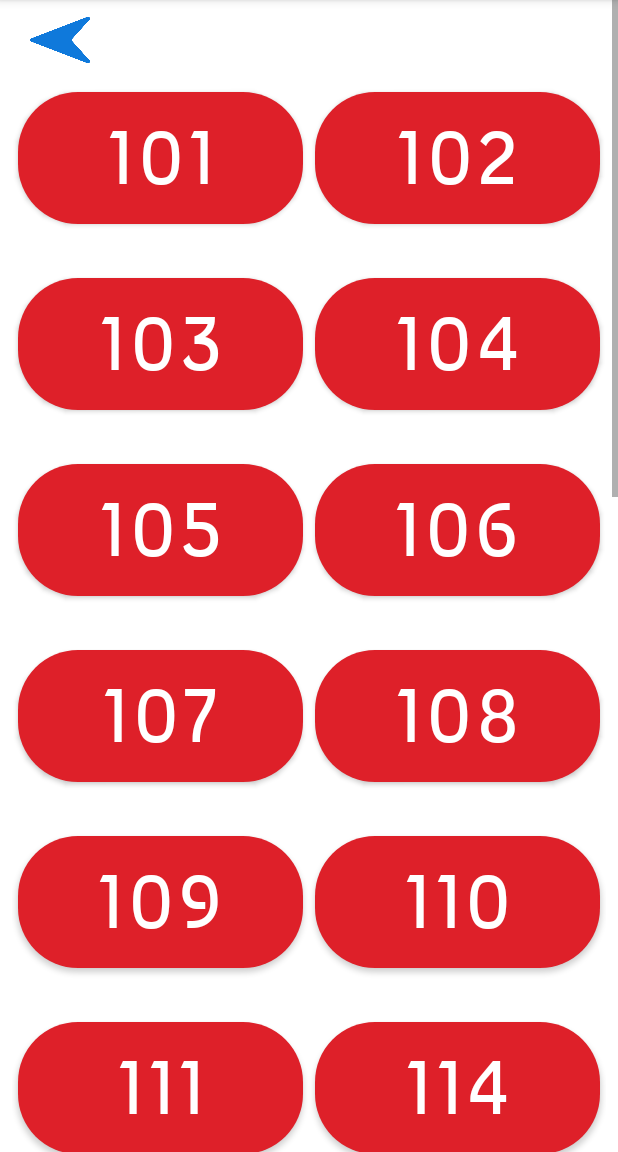
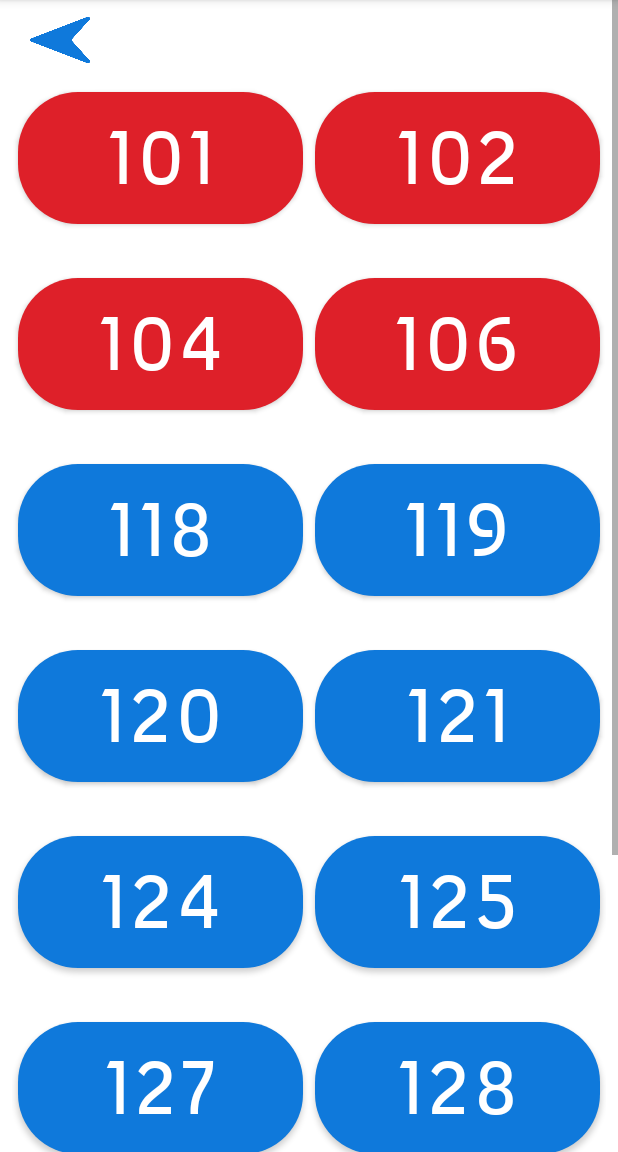
Before and after one commit to GateKeeperUA/FinalApp, an Android app: the floor1 screen opened directly, with no data from a screen before it, on a phone screen of 412 x 824 dp, the part 84-1236 px from its top. Run offline under Robolectric (Android 15) with nearby library versions, the phone set to English and light mode, and no system bars.

Commit message:
Update on first floor

```diff
--- a/app/src/main/java/com/example/app/floor1.java
+++ b/app/src/main/java/com/example/app/floor1.java
@@ -22,32 +22,20 @@ public class floor1 extends AppCompatActivity {
 
         Button room101 = findViewById(R.id.room101);
         Button room102 = findViewById(R.id.room102);
-        Button room103 = findViewById(R.id.room103);
         Button room104 = findViewById(R.id.room104);
-        Button room105 = findViewById(R.id.room105);
         Button room106 = findViewById(R.id.room106);
-        Button room107 = findViewById(R.id.room107);
-        Button room108 = findViewById(R.id.room108);
-        Button room109 = findViewById(R.id.room109);
-        Button room110 = findViewById(R.id.room110);
-        Button room111 = findViewById(R.id.room111);
-        Button room114 = findViewById(R.id.room114);
-        Button room115 = findViewById(R.id.room115);
-        Button room116 = findViewById(R.id.room116);
-        Button room117 = findViewById(R.id.room117);
         Button room118 = findViewById(R.id.room118);
         Button room119 = findViewById(R.id.room119);
         Button room120 = findViewById(R.id.room120);
         Button room121 = findViewById(R.id.room121);
-        Button room122 = findViewById(R.id.room122);
-        Button room123 = findViewById(R.id.room123);
         Button room124 = findViewById(R.id.room124);
         Button room125 = findViewById(R.id.room125);
-        Button room126 = findViewById(R.id.room126);
         Button room127 = findViewById(R.id.room127);
         Button room128 = findViewById(R.id.room128);
         Button room129 = findViewById(R.id.room129);
         Button room130 = findViewById(R.id.room130);
+        Button room131 = findViewById(R.id.room131);
+        Button room136 = findViewById(R.id.room136);
 
         String currentTime = Calendar.getInstance().getTime().toString();
         Log.d("MQTT_Date",currentTime);
@@ -60,65 +48,38 @@ public class floor1 extends AppCompatActivity {
         if(day.equals("Sat") || day.equals("Sun") || hour>=23 || (hour==22 && minute>=30) || (hour==20 && minute>=15 && minute<=45) || hour<8 || (hour==8 && minute<30)) {
             room101.setBackgroundColor(getResources().getColor(R.color.red));
             room102.setBackgroundColor(getResources().getColor(R.color.red));
-            room103.setBackgroundColor(getResources().getColor(R.color.red));
             room104.setBackgroundColor(getResources().getColor(R.color.red));
-            room105.setBackgroundColor(getResources().getColor(R.color.red));
             room106.setBackgroundColor(getResources().getColor(R.color.red));
-            room107.setBackgroundColor(getResources().getColor(R.color.red));
-            room108.setBackgroundColor(getResources().getColor(R.color.red));
-            room109.setBackgroundColor(getResources().getColor(R.color.red));
-            room110.setBackgroundColor(getResources().getColor(R.color.red));
-            room111.setBackgroundColor(getResources().getColor(R.color.red));
-            room114.setBackgroundColor(getResources().getColor(R.color.red));
-            room115.setBackgroundColor(getResources().getColor(R.color.red));
-            room116.setBackgroundColor(getResources().getColor(R.color.red));
-            room117.setBackgroundColor(getResources().getColor(R.color.red));
-            room117.setBackgroundColor(getResources().getColor(R.color.azure));
             room118.setBackgroundColor(getResources().getColor(R.color.azure));
             room119.setBackgroundColor(getResources().getColor(R.color.azure));
             room120.setBackgroundColor(getResources().getColor(R.color.azure));
             room121.setBackgroundColor(getResources().getColor(R.color.azure));
-            room122.setBackgroundColor(getResources().getColor(R.color.azure));
-            room123.setBackgroundColor(getResources().getColor(R.color.azure));
             room124.setBackgroundColor(getResources().getColor(R.color.azure));
             room125.setBackgroundColor(getResources().getColor(R.color.azure));
-            room126.setBackgroundColor(getResources().getColor(R.color.azure));
             room127.setBackgroundColor(getResources().getColor(R.color.azure));
             room128.setBackgroundColor(getResources().getColor(R.color.azure));
             room129.setBackgroundColor(getResources().getColor(R.color.azure));
             room130.setBackgroundColor(getResources().getColor(R.color.azure));
-
-
+            room131.setBackgroundColor(getResources().getColor(R.color.azure));
+            room136.setBackgroundColor(getResources().getColor(R.color.azure));
         }
         else {
             room101.setBackgroundColor(getResources().getColor(R.color.green));
             room102.setBackgroundColor(getResources().getColor(R.color.green));
-            room103.setBackgroundColor(getResources().getColor(R.color.green));
             room104.setBackgroundColor(getResources().getColor(R.color.green));
-            room105.setBackgroundColor(getResources().getColor(R.color.green));
             room106.setBackgroundColor(getResources().getColor(R.color.green));
-            room107.setBackgroundColor(getResources().getColor(R.color.green));
-            room108.setBackgroundColor(getResources().getColor(R.color.green));
-            room109.setBackgroundColor(getResources().getColor(R.color.green));
-            room110.setBackgroundColor(getResources().getColor(R.color.green));
-            room111.setBackgroundColor(getResources().getColor(R.color.green));
-            room114.setBackgroundColor(getResources().getColor(R.color.green));
-            room115.setBackgroundColor(getResources().getColor(R.color.green));
-            room116.setBackgroundColor(getResources().getColor(R.color.green));
-            room117.setBackgroundColor(getResources().getColor(R.color.green));
             room118.setBackgroundColor(getResources().getColor(R.color.green));
             room119.setBackgroundColor(getResources().getColor(R.color.green));
             room120.setBackgroundColor(getResources().getColor(R.color.green));
             room121.setBackgroundColor(getResources().getColor(R.color.green));
-            room122.setBackgroundColor(getResources().getColor(R.color.green));
-            room123.setBackgroundColor(getResources().getColor(R.color.green));
             room124.setBackgroundColor(getResources().getColor(R.color.green));
             room125.setBackgroundColor(getResources().getColor(R.color.green));
-            room126.setBackgroundColor(getResources().getColor(R.color.green));
             room127.setBackgroundColor(getResources().getColor(R.color.green));
             room128.setBackgroundColor(getResources().getColor(R.color.green));
             room129.setBackgroundColor(getResources().getColor(R.color.green));
             room130.setBackgroundColor(getResources().getColor(R.color.green));
+            room131.setBackgroundColor(getResources().getColor(R.color.green));
+            room136.setBackgroundColor(getResources().getColor(R.color.green));
         }
     }
 
--- a/app/src/main/res/layout/activity_floor1.xml
+++ b/app/src/main/res/layout/activity_floor1.xml
@@ -40,20 +40,8 @@
         <LinearLayout
             style="@style/room_layout">
             <Button
-                android:id="@+id/room103"
-                android:text="103"
-                style="@style/room_button" />
-            <Button
                 android:id="@+id/room104"
                 android:text="104"
-                style="@style/room_button" />
-        </LinearLayout>
-
-        <LinearLayout
-            style="@style/room_layout">
-            <Button
-                android:id="@+id/room105"
-                android:text="105"
                 style="@style/room_button" />
             <Button
                 android:id="@+id/room106"
@@ -64,108 +52,36 @@
         <LinearLayout
             style="@style/room_layout">
             <Button
-                android:id="@+id/room107"
-                android:text="107"
+                android:id="@+id/room118"
+                android:text="118"
                 style="@style/room_button" />
             <Button
-                android:id="@+id/room108"
-                android:text="108"
+                android:id="@+id/room119"
+                android:text="119"
                 style="@style/room_button" />
         </LinearLayout>
 
         <LinearLayout
             style="@style/room_layout">
             <Button
-                android:id="@+id/room109"
-                android:text="109"
+                android:id="@+id/room120"
+                android:text="120"
                 style="@style/room_button" />
             <Button
-                android:id="@+id/room110"
-                android:text="110"
+                android:id="@+id/room121"
+                android:text="121"
                 style="@style/room_button" />
         </LinearLayout>
 
         <LinearLayout
             style="@style/room_layout">
             <Button
-                android:id="@+id/room111"
-                android:text="111"
-                style="@style/room_button" />
-            <Button
-                android:id="@+id/room114"
-                android:text="114"
-                style="@style/room_button" />
-        </LinearLayout>
-
-        <LinearLayout
-            style="@style/room_layout">
-            <Button
-                android:id="@+id/room115"
-                android:text="115"
-                style="@style/room_button" />
-            <Button
-                android:id="@+id/room116"
-                android:text="116"
-                style="@style/room_button" />
-        </LinearLayout>
-
-        <LinearLayout
-            style="@style/room_layout">
-            <Button
-                android:id="@+id/room117"
-                android:text="117"
-                style="@style/room_button" />
-            <Button
-                android:id="@+id/room118"
-                android:text="118"
-                style="@style/room_button" />
-        </LinearLayout>
-
-        <LinearLayout
-            style="@style/room_layout">
-            <Button
-                android:id="@+id/room119"
-                android:text="119"
-                style="@style/room_button" />
-            <Button
-                android:id="@+id/room120"
-                android:text="120"
-                style="@style/room_button" />
-        </LinearLayout>
-
-        <LinearLayout
-            style="@style/room_layout">
-            <Button
-                android:id="@+id/room121"
-                android:text="121"
-                style="@style/room_button" />
-            <Button
-                android:id="@+id/room122"
-                android:text="122"
-                style="@style/room_button" />
-        </LinearLayout>
-
-        <LinearLayout
-            style="@style/room_layout">
-            <Button
-                android:id="@+id/room123"
-                android:text="123"
-                style="@style/room_button" />
-            <Button
                 android:id="@+id/room124"
                 android:text="124"
                 style="@style/room_button" />
-        </LinearLayout>
-
-        <LinearLayout
-            style="@style/room_layout">
             <Button
                 android:id="@+id/room125"
                 android:text="125"
-                style="@style/room_button" />
-            <Button
-                android:id="@+id/room126"
-                android:text="126"
                 style="@style/room_button" />
         </LinearLayout>
 
@@ -193,5 +109,17 @@
                 style="@style/room_button" />
         </LinearLayout>
 
+        <LinearLayout
+            style="@style/room_layout">
+            <Button
+                android:id="@+id/room131"
+                android:text="131"
+                style="@style/room_button" />
+            <Button
+                android:id="@+id/room136"
+                android:text="136"
+                style="@style/room_button" />
+        </LinearLayout>
+
     </GridLayout>
 </ScrollView>
```
